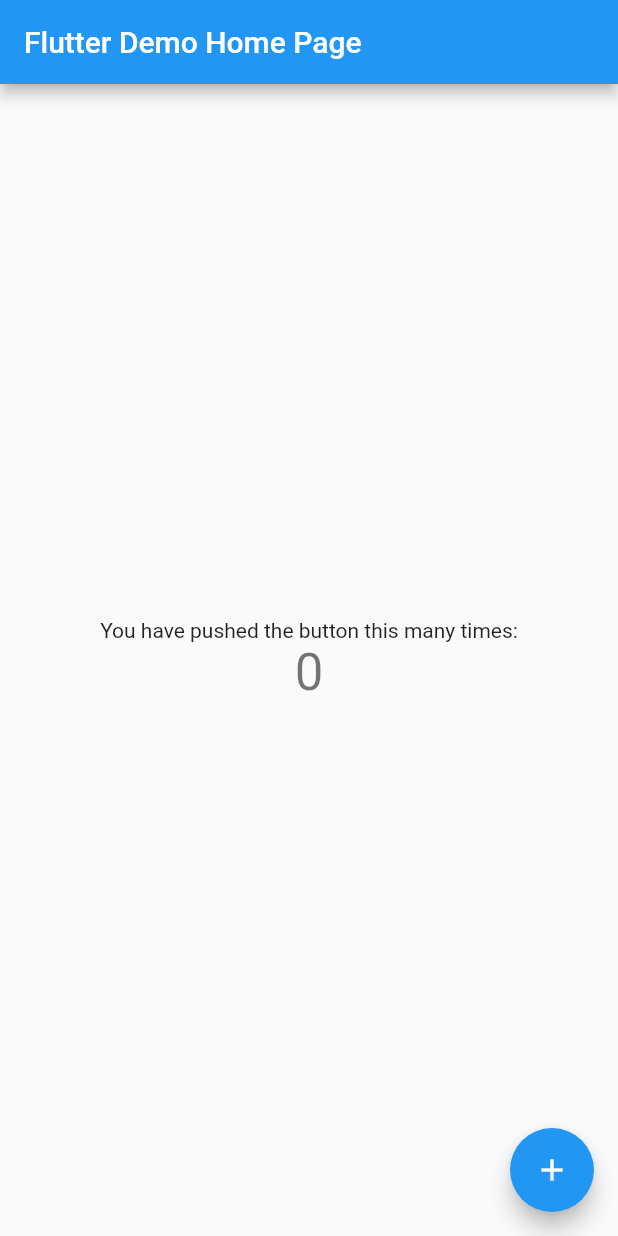
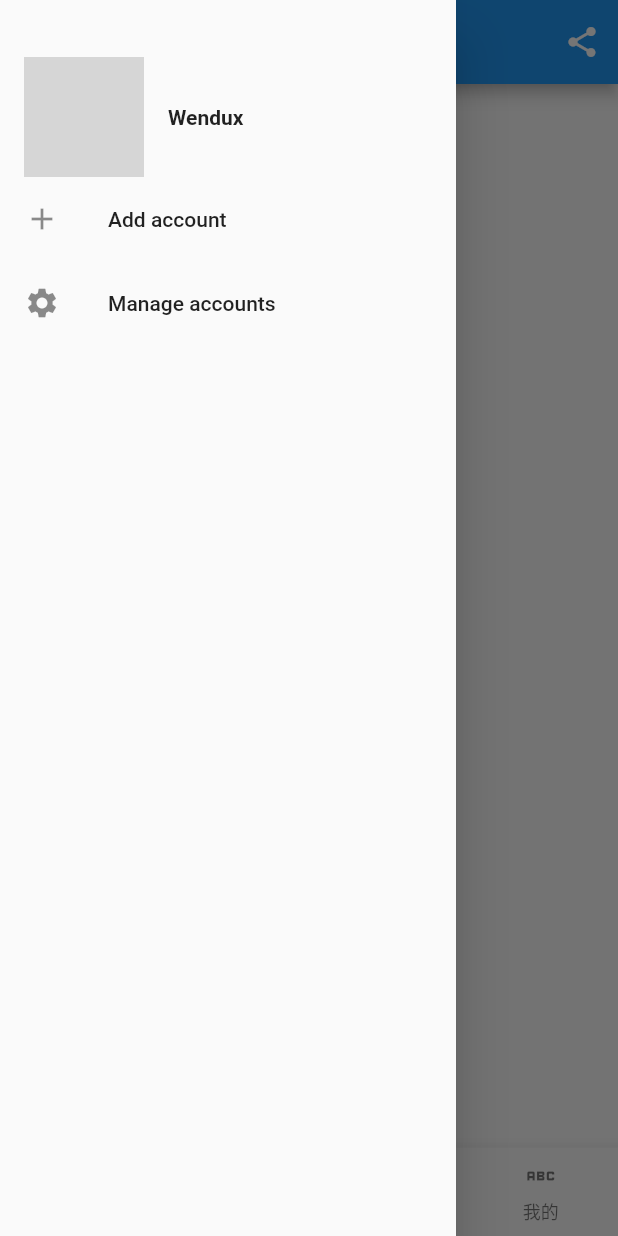
Before and after one commit to kfzzzzzz/ComputeXchange, a Flutter app: the screen it shows after launch, with the side drawer open (before the commit the screen has no drawer), on a phone screen of 412 x 824 dp. Run offline on Flutter 3.47's test engine with Material 2 defaults, Android fonts, the phone set to English and light mode, and no system bars; grey boxes are pictures that could not be loaded.

Commit message:
@dev #增加首页

```diff
--- /dev/null
+++ b/lib/HomeDrawer.dart
@@ -0,0 +1,57 @@
+import 'package:flutter/material.dart';
+
+class HomeDrawer extends StatelessWidget {
+  const HomeDrawer({
+    Key? key,
+  }) : super(key: key);
+
+  @override
+  Widget build(BuildContext context) {
+    return Drawer(
+      child: MediaQuery.removePadding(
+        context: context,
+        //移除抽屉菜单顶部默认留白
+        removeTop: true,
+        child: Column(
+          crossAxisAlignment: CrossAxisAlignment.start,
+          children: <Widget>[
+            Padding(
+              padding: const EdgeInsets.only(top: 38.0),
+              child: Row(
+                children: <Widget>[
+                  Padding(
+                    padding: const EdgeInsets.symmetric(horizontal: 16.0),
+                    child: ClipOval(
+                      child: Image.asset(
+                        "imgs/avatar.png",
+                        width: 80,
+                      ),
+                    ),
+                  ),
+                  const Text(
+                    "Wendux",
+                    style: TextStyle(fontWeight: FontWeight.bold),
+                  )
+                ],
+              ),
+            ),
+            Expanded(
+              child: ListView(
+                children: const <Widget>[
+                  ListTile(
+                    leading: Icon(Icons.add),
+                    title: Text('Add account'),
+                  ),
+                  ListTile(
+                    leading: Icon(Icons.settings),
+                    title: Text('Manage accounts'),
+                  ),
+                ],
+              ),
+            ),
+          ],
+        ),
+      ),
+    );
+  }
+}
--- /dev/null
+++ b/lib/ScaffoldRoute.dart
@@ -0,0 +1,45 @@
+import 'package:compute_xchange/HomeDrawer.dart';
+import 'package:flutter/material.dart';
+
+class ScaffoldRoute extends StatefulWidget {
+  @override
+  _ScaffoldRouteState createState() => _ScaffoldRouteState();
+}
+
+class _ScaffoldRouteState extends State<ScaffoldRoute> {
+  int _selectedIndex = 1;
+
+  @override
+  Widget build(BuildContext context) {
+    return Scaffold(
+      appBar: AppBar(
+        //导航栏
+        title: Text("ComputeXchange"),
+        actions: <Widget>[
+          //导航栏右侧菜单
+          IconButton(icon: Icon(Icons.share), onPressed: () {}),
+        ],
+      ),
+      drawer: const HomeDrawer(), //抽屉
+      bottomNavigationBar: BottomNavigationBar(
+        // 底部导航
+        items: const <BottomNavigationBarItem>[
+          BottomNavigationBarItem(icon: Icon(Icons.home), label: '首页'),
+          BottomNavigationBarItem(icon: Icon(Icons.business), label: '市场'),
+          BottomNavigationBarItem(icon: Icon(Icons.school), label: '客服'),
+          BottomNavigationBarItem(icon: Icon(Icons.abc), label: '我的'),
+        ],
+        currentIndex: _selectedIndex,
+        fixedColor: Colors.blue,
+        onTap: _onItemTapped,
+        type: BottomNavigationBarType.fixed,
+      ),
+    );
+  }
+
+  void _onItemTapped(int index) {
+    setState(() {
+      _selectedIndex = index;
+    });
+  }
+}
--- a/lib/main.dart
+++ b/lib/main.dart
@@ -1,3 +1,4 @@
+import 'package:compute_xchange/ScaffoldRoute.dart';
 import 'package:flutter/material.dart';
 
 void main() {
@@ -11,105 +12,20 @@ class MyApp extends StatelessWidget {
   @override
   Widget build(BuildContext context) {
     return MaterialApp(
-      title: 'Flutter Demo',
-      theme: ThemeData(
-        // This is the theme of your application.
-        //
-        // Try running your application with "flutter run". You'll see the
-        // application has a blue toolbar. Then, without quitting the app, try
-        // changing the primarySwatch below to Colors.green and then invoke
-        // "hot reload" (press "r" in the console where you ran "flutter run",
-        // or simply save your changes to "hot reload" in a Flutter IDE).
-        // Notice that the counter didn't reset back to zero; the application
-        // is not restarted.
-        primarySwatch: Colors.blue,
-      ),
-      home: const MyHomePage(title: 'Flutter Demo Home Page'),
+      //title: 'Flutter Demo',
+      // theme: ThemeData(
+      //   // This is the theme of your application.
+      //   //
+      //   // Try running your application with "flutter run". You'll see the
+      //   // application has a blue toolbar. Then, without quitting the app, try
+      //   // changing the primarySwatch below to Colors.green and then invoke
+      //   // "hot reload" (press "r" in the console where you ran "flutter run",
+      //   // or simply save your changes to "hot reload" in a Flutter IDE).
+      //   // Notice that the counter didn't reset back to zero; the application
+      //   // is not restarted.
+      //   primarySwatch: Colors.green,
+      // ),
+      home: ScaffoldRoute(),
     );
   }
 }
-
-class MyHomePage extends StatefulWidget {
-  const MyHomePage({super.key, required this.title});
-
-  // This widget is the home page of your application. It is stateful, meaning
-  // that it has a State object (defined below) that contains fields that affect
-  // how it looks.
-
-  // This class is the configuration for the state. It holds the values (in this
-  // case the title) provided by the parent (in this case the App widget) and
-  // used by the build method of the State. Fields in a Widget subclass are
-  // always marked "final".
-
-  final String title;
-
-  @override
-  State<MyHomePage> createState() => _MyHomePageState();
-}
-
-class _MyHomePageState extends State<MyHomePage> {
-  int _counter = 0;
-
-  void _incrementCounter() {
-    setState(() {
-      // This call to setState tells the Flutter framework that something has
-      // changed in this State, which causes it to rerun the build method below
-      // so that the display can reflect the updated values. If we changed
-      // _counter without calling setState(), then the build method would not be
-      // called again, and so nothing would appear to happen.
-      _counter++;
-    });
-  }
-
-  @override
-  Widget build(BuildContext context) {
-    // This method is rerun every time setState is called, for instance as done
-    // by the _incrementCounter method above.
-    //
-    // The Flutter framework has been optimized to make rerunning build methods
-    // fast, so that you can just rebuild anything that needs updating rather
-    // than having to individually change instances of widgets.
-    return Scaffold(
-      appBar: AppBar(
-        // Here we take the value from the MyHomePage object that was created by
-        // the App.build method, and use it to set our appbar title.
-        title: Text(widget.title),
-      ),
-      body: Center(
-        // Center is a layout widget. It takes a single child and positions it
-        // in the middle of the parent.
-        child: Column(
-          // Column is also a layout widget. It takes a list of children and
-          // arranges them vertically. By default, it sizes itself to fit its
-          // children horizontally, and tries to be as tall as its parent.
-          //
-          // Invoke "debug painting" (press "p" in the console, choose the
-          // "Toggle Debug Paint" action from the Flutter Inspector in Android
-          // Studio, or the "Toggle Debug Paint" command in Visual Studio Code)
-          // to see the wireframe for each widget.
-          //
-          // Column has various properties to control how it sizes itself and
-          // how it positions its children. Here we use mainAxisAlignment to
-          // center the children vertically; the main axis here is the vertical
-          // axis because Columns are vertical (the cross axis would be
-          // horizontal).
-          mainAxisAlignment: MainAxisAlignment.center,
-          children: <Widget>[
-            const Text(
-              'You have pushed the button this many times:',
-            ),
-            Text(
-              '$_counter',
-              style: Theme.of(context).textTheme.headlineMedium,
-            ),
-          ],
-        ),
-      ),
-      floatingActionButton: FloatingActionButton(
-        onPressed: _incrementCounter,
-        tooltip: 'Increment',
-        child: const Icon(Icons.add),
-      ), // This trailing comma makes auto-formatting nicer for build methods.
-    );
-  }
-}
```
